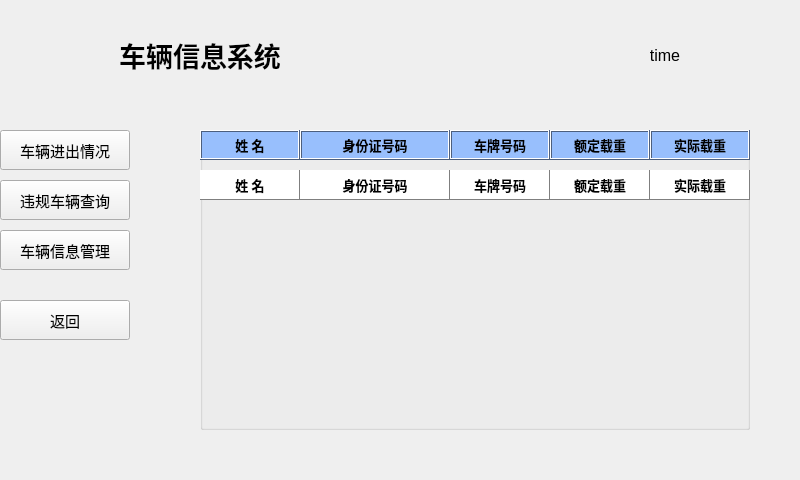
First picture: the form in A8/A8/workwidget.ui, repository vcheung/transSysPro, before the edit.
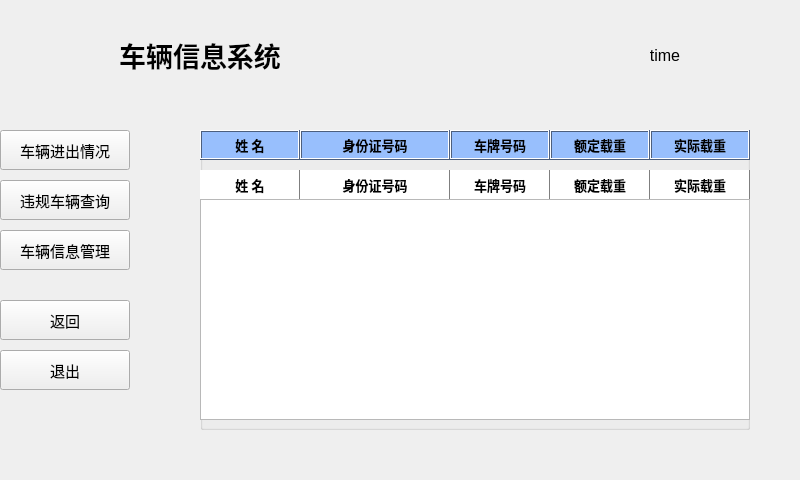
Second picture: the form after the edit.

```diff
--- a/A8/A8/workwidget.ui
+++ b/A8/A8/workwidget.ui
@@ -4791,6 +4791,35 @@
      <set>Qt::NoTextInteraction</set>
     </property>
    </widget>
+   <widget class="QListWidget" name="listWidget">
+    <property name="geometry">
+     <rect>
+      <x>0</x>
+      <y>69</y>
+      <width>550</width>
+      <height>221</height>
+     </rect>
+    </property>
+   </widget>
+  </widget>
+  <widget class="QPushButton" name="quit">
+   <property name="geometry">
+    <rect>
+     <x>0</x>
+     <y>350</y>
+     <width>130</width>
+     <height>40</height>
+    </rect>
+   </property>
+   <property name="font">
+    <font>
+     <family>微软雅黑</family>
+     <pointsize>11</pointsize>
+    </font>
+   </property>
+   <property name="text">
+    <string>退出</string>
+   </property>
   </widget>
  </widget>
  <resources/>
```
